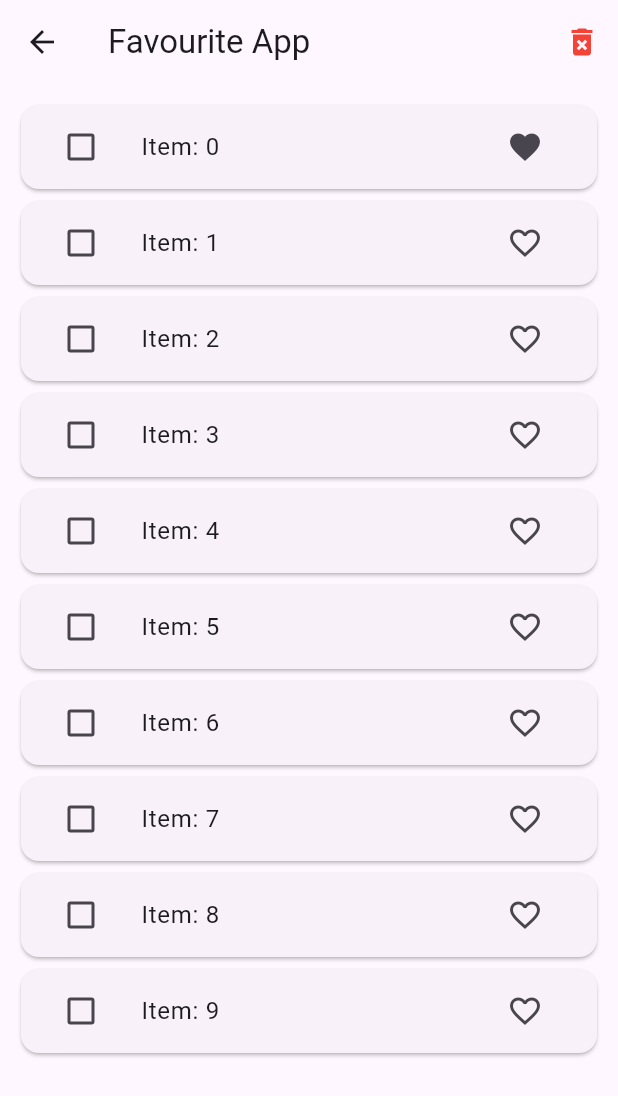
After one commit to nikhil-mallik/bloc_practice, a Flutter app: the FavouriteScreen screen opened directly, after a tap on the "favorite outline" icon, after a tap on the "delete forever" icon, on a phone screen of 412 x 824 dp. The commit adds this screen. Shown: the top 1096 px of the screen. Run offline on Flutter 3.47's test engine with Material 3 defaults, Android fonts, the phone set to English and light mode, and no system bars; our stand-ins replace bloc, equatable, flutter_bloc, image_picker.

Commit message:
favourite app done.

```diff
--- /dev/null
+++ b/lib/bloc/favourite_example/favourite_bloc.dart
@@ -0,0 +1,63 @@
+import 'package:bloc/bloc.dart';
+
+import '../../model/favourite_item_model.dart';
+import '../../repository/favourite_repo.dart';
+import 'favourite_event.dart';
+import 'favourite_state.dart';
+
+class FavouriteBloc extends Bloc<FavouriteEvent, FavouriteState> {
+  List<FavouriteItemModel> favouriteList = [];
+  List<FavouriteItemModel> tempFavouriteList = [];
+  FavouriteRepo favouriteRepo;
+
+  FavouriteBloc(this.favouriteRepo) : super(const FavouriteState()) {
+    on<FetchFavouriteList>(fetchFavouriteList);
+    on<FavouriteItem>(_addFavouriteItems);
+    on<SelectItem>(_selectItems);
+    on<UnSelectItem>(_unSelectItems);
+    on<DeleteFavouriteItem>(_deleteItems);
+  }
+
+  void fetchFavouriteList(
+      FetchFavouriteList event, Emitter<FavouriteState> states) async {
+    favouriteList = await favouriteRepo.fetchItem();
+    states(state.copyWith(
+      favouriteItemList: List.from(favouriteList),
+      listStatus: ListStatus.success,
+    ));
+  }
+
+  void _addFavouriteItems(
+      FavouriteItem event, Emitter<FavouriteState> states) async {
+    final index =
+        favouriteList.indexWhere((test) => test.id == event.itemModel.id);
+
+    favouriteList[index] = event.itemModel;
+
+    states(state.copyWith(favouriteItemList: List.from(favouriteList)));
+  }
+
+  void _selectItems(SelectItem event, Emitter<FavouriteState> states) async {
+    tempFavouriteList.add(event.itemModel);
+
+    states(state.copyWith(tempFavouriteItemList: List.from(tempFavouriteList)));
+  }
+
+  void _unSelectItems(
+      UnSelectItem event, Emitter<FavouriteState> states) async {
+    tempFavouriteList.remove(event.itemModel);
+
+    states(state.copyWith(tempFavouriteItemList: List.from(tempFavouriteList)));
+  }
+
+  void _deleteItems(
+      DeleteFavouriteItem event, Emitter<FavouriteState> states) async {
+    for (int i = 0; i < tempFavouriteList.length; i++) {
+      favouriteList.remove(tempFavouriteList[i]);
+    }
+    tempFavouriteList.clear();
+    states(state.copyWith(
+        favouriteItemList: List.from(favouriteList),
+        tempFavouriteItemList: List.from(tempFavouriteList)));
+  }
+}
--- /dev/null
+++ b/lib/bloc/favourite_example/favourite_event.dart
@@ -0,0 +1,29 @@
+import 'package:equatable/equatable.dart';
+
+import '../../model/favourite_item_model.dart';
+
+abstract class FavouriteEvent extends Equatable {
+  const FavouriteEvent();
+
+  @override
+  List<Object> get props => [];
+}
+
+class FetchFavouriteList extends FavouriteEvent {}
+
+class FavouriteItem extends FavouriteEvent {
+  final FavouriteItemModel itemModel;
+  const FavouriteItem({required this.itemModel});
+}
+
+class SelectItem extends FavouriteEvent {
+  final FavouriteItemModel itemModel;
+  const SelectItem({required this.itemModel});
+}
+
+class UnSelectItem extends FavouriteEvent {
+  final FavouriteItemModel itemModel;
+  const UnSelectItem({required this.itemModel});
+}
+
+class DeleteFavouriteItem extends FavouriteEvent {}
--- /dev/null
+++ b/lib/bloc/favourite_example/favourite_state.dart
@@ -0,0 +1,32 @@
+import 'package:equatable/equatable.dart';
+
+import '../../model/favourite_item_model.dart';
+
+enum ListStatus { loading, success, failure }
+
+class FavouriteState extends Equatable {
+  final List<FavouriteItemModel> favouriteItemList;
+  final List<FavouriteItemModel> tempFavouriteItemList;
+  final ListStatus listStatus;
+  const FavouriteState({
+    this.favouriteItemList = const [],
+    this.tempFavouriteItemList = const [],
+    this.listStatus = ListStatus.loading,
+  });
+
+  FavouriteState copyWith(
+      {List<FavouriteItemModel>? favouriteItemList,
+      ListStatus? listStatus,
+      List<FavouriteItemModel>? tempFavouriteItemList}) {
+    return FavouriteState(
+      favouriteItemList: favouriteItemList ?? this.favouriteItemList,
+      tempFavouriteItemList:
+          tempFavouriteItemList ?? this.tempFavouriteItemList,
+      listStatus: listStatus ?? this.listStatus,
+    );
+  }
+
+  @override
+  List<Object?> get props =>
+      [favouriteItemList, listStatus, tempFavouriteItemList];
+}
--- a/lib/home.dart
+++ b/lib/home.dart
@@ -1,6 +1,7 @@
 import 'package:flutter/material.dart';
 
 import 'ui/counter/counter_screen.dart';
+import 'ui/favourite_example/favourite_example.dart';
 import 'ui/image_picker/image_picker_screen.dart';
 import 'ui/switch_example/switch_example_screen.dart';
 import 'ui/to_do_example/to_do_screen.dart';
@@ -54,6 +55,8 @@ class Home extends StatelessWidget {
             showPracticeList(
                 context, 'Image Picker Example', const ImagePickerScreen()),
             showPracticeList(context, 'TO DO Example', const ToDoScreen()),
+            showPracticeList(
+                context, 'Favourite Example', const FavouriteScreen()),
           ],
         ),
       ),
--- a/lib/main.dart
+++ b/lib/main.dart
@@ -1,13 +1,13 @@
-
 import 'package:flutter/material.dart';
 import 'package:flutter_bloc/flutter_bloc.dart';
 
-
 import 'bloc/counter/counter_bloc.dart';
+import 'bloc/favourite_example/favourite_bloc.dart';
 import 'bloc/image_picker/image_picker_bloc.dart';
 import 'bloc/switch_example/switch_bloc.dart';
 import 'bloc/to_do_example/to_do_bloc.dart';
 import 'home.dart';
+import 'repository/favourite_repo.dart';
 import 'utils/image_picker_utlis.dart';
 
 void main() {
@@ -25,10 +25,12 @@ class MyApp extends StatelessWidget {
         BlocProvider(create: (_) => SwitchBloc()),
         BlocProvider(create: (_) => ImagePickerBloc(ImagePickerUtlis())),
         BlocProvider(create: (_) => ToDoBloc()),
+        BlocProvider(create: (_) => FavouriteBloc(FavouriteRepo())),
       ],
       child: MaterialApp(
         debugShowCheckedModeBanner: false,
         title: 'Flutter Bloc Practice',
+        themeMode: ThemeMode.dark,
         theme: ThemeData(
           colorScheme: ColorScheme.fromSeed(seedColor: Colors.deepPurple),
           useMaterial3: true,
--- /dev/null
+++ b/lib/model/favourite_item_model.dart
@@ -0,0 +1,27 @@
+import 'package:equatable/equatable.dart';
+
+class FavouriteItemModel extends Equatable {
+  final String id;
+  final String value;
+  final bool isDeleting;
+  final bool isFavourite;
+  const FavouriteItemModel({
+    required this.id,
+    required this.value,
+    this.isDeleting = false,
+    this.isFavourite = false,
+  });
+
+  FavouriteItemModel copyWith(
+      {String? id, String? value, bool? isDeleting, bool? isFavourite}) {
+    return FavouriteItemModel(
+      id: id ?? this.id,
+      value: value ?? this.value,
+      isDeleting: isDeleting ?? this.isDeleting,
+      isFavourite: isFavourite ?? this.isFavourite,
+    );
+  }
+
+  @override
+  List<Object?> get props => [id, value, isDeleting, isFavourite];
+}
--- /dev/null
+++ b/lib/repository/favourite_repo.dart
@@ -0,0 +1,16 @@
+import '../model/favourite_item_model.dart';
+
+class FavouriteRepo {
+  Future<List<FavouriteItemModel>> fetchItem() async {
+    await Future.delayed(const Duration(seconds: 1));
+    return List.of(_generateList(10));
+  }
+
+  List<FavouriteItemModel> _generateList(int length) {
+    return List.generate(
+      length,
+      (index) =>
+          FavouriteItemModel(id: index.toString(), value: 'Item: $index'),
+    );
+  }
+}
--- /dev/null
+++ b/lib/ui/favourite_example/favourite_example.dart
@@ -0,0 +1,93 @@
+import 'package:flutter/material.dart';
+import 'package:flutter_bloc/flutter_bloc.dart';
+
+import '../../bloc/favourite_example/favourite_bloc.dart';
+import '../../bloc/favourite_example/favourite_event.dart';
+import '../../bloc/favourite_example/favourite_state.dart';
+import '../../model/favourite_item_model.dart';
+
+class FavouriteScreen extends StatelessWidget {
+  const FavouriteScreen({super.key});
+
+  @override
+  Widget build(BuildContext context) {
+    context.read<FavouriteBloc>().add(FetchFavouriteList());
+    return Scaffold(
+      appBar: AppBar(
+        title: const Text('Favourite App'),
+        actions: [
+          BlocBuilder<FavouriteBloc, FavouriteState>(
+            builder: (context, state) {
+              return IconButton(
+                onPressed: () {
+                  context.read<FavouriteBloc>().add(DeleteFavouriteItem());
+                },
+                icon: const Icon(
+                  Icons.delete_forever,
+                  color: Colors.red,
+                ),
+              );
+            },
+          ),
+        ],
+      ),
+      body: Padding(
+        padding: const EdgeInsets.all(10.0),
+        child: BlocBuilder<FavouriteBloc, FavouriteState>(
+          builder: (context, state) {
+            switch (state.listStatus) {
+              case ListStatus.loading:
+                return const Center(child: CircularProgressIndicator());
+              case ListStatus.failure:
+                return const Center(child: Text('Something went wrong'));
+              case ListStatus.success:
+                return ListView.builder(
+                  itemCount: state.favouriteItemList.length,
+                  itemBuilder: (context, index) {
+                    final item = state.favouriteItemList[index];
+                    return Card(
+                      child: ListTile(
+                        leading: Checkbox(
+                          value: state.tempFavouriteItemList.contains(item)
+                              ? true
+                              : false,
+                          onChanged: (val) {
+                            if (val!) {
+                              context
+                                  .read<FavouriteBloc>()
+                                  .add(SelectItem(itemModel: item));
+                            } else {
+                              context
+                                  .read<FavouriteBloc>()
+                                  .add(UnSelectItem(itemModel: item));
+                            }
+                          },
+                        ),
+                        title: Text(item.value.toString()),
+                        trailing: IconButton(
+                          onPressed: () {
+                            FavouriteItemModel favouriteItemModel =
+                                FavouriteItemModel(
+                                    id: item.id,
+                                    value: item.value,
+                                    isFavourite:
+                                        item.isFavourite ? false : true);
+                            context.read<FavouriteBloc>().add(
+                                  FavouriteItem(itemModel: favouriteItemModel),
+                                );
+                          },
+                          icon: Icon(item.isFavourite
+                              ? Icons.favorite
+                              : Icons.favorite_outline_outlined),
+                        ),
+                      ),
+                    );
+                  },
+                );
+            }
+          },
+        ),
+      ),
+    );
+  }
+}
```
